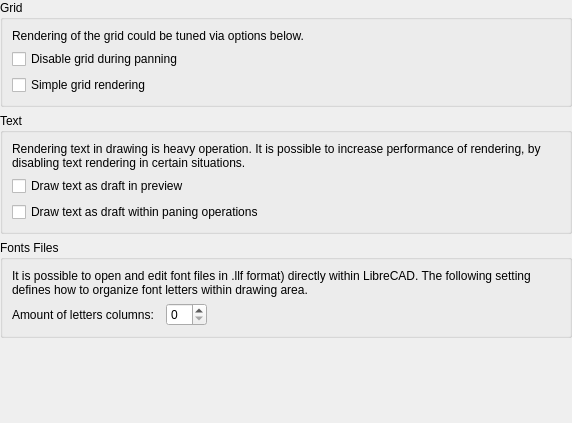
The window that librecad/src/ui/dialogs/settings/options_drafting/pages/lc_settings_page_renderer_text_ops.ui (sand1024/LibreCAD) describes before a commit, drawn with Qt 5.
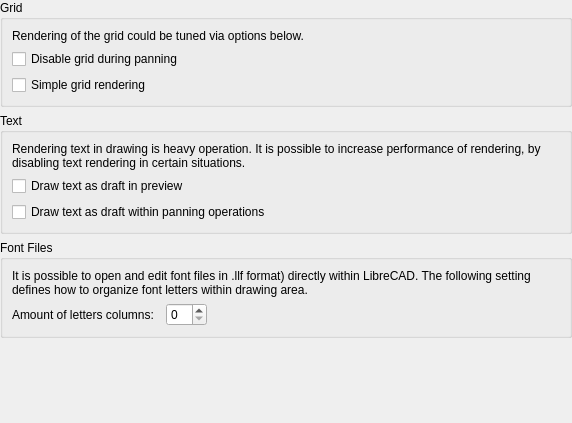
The same window after the commit.

The edit to the form file:
```diff
--- a/librecad/src/ui/dialogs/settings/options_drafting/pages/lc_settings_page_renderer_text_ops.ui
+++ b/librecad/src/ui/dialogs/settings/options_drafting/pages/lc_settings_page_renderer_text_ops.ui
@@ -83,7 +83,7 @@
    <item row="3" column="0">
     <widget class="QGroupBox" name="groupBox_30">
      <property name="title">
-      <string>Fonts Files</string>
+      <string>Font Files</string>
      </property>
      <layout class="QGridLayout" name="gridLayout_2">
       <item row="1" column="2">
@@ -163,7 +163,7 @@
 If enabled, during pan operation TEXT and MTEXT objects (as well as labels of dimensions) will be drawn schematically</string>
         </property>
         <property name="text">
-         <string>Draw text as draft within paning operations</string>
+         <string>Draw text as draft within panning operations</string>
         </property>
        </widget>
       </item>
```
Left out of the diff: 4 changed lines with no effect on the pictures.
